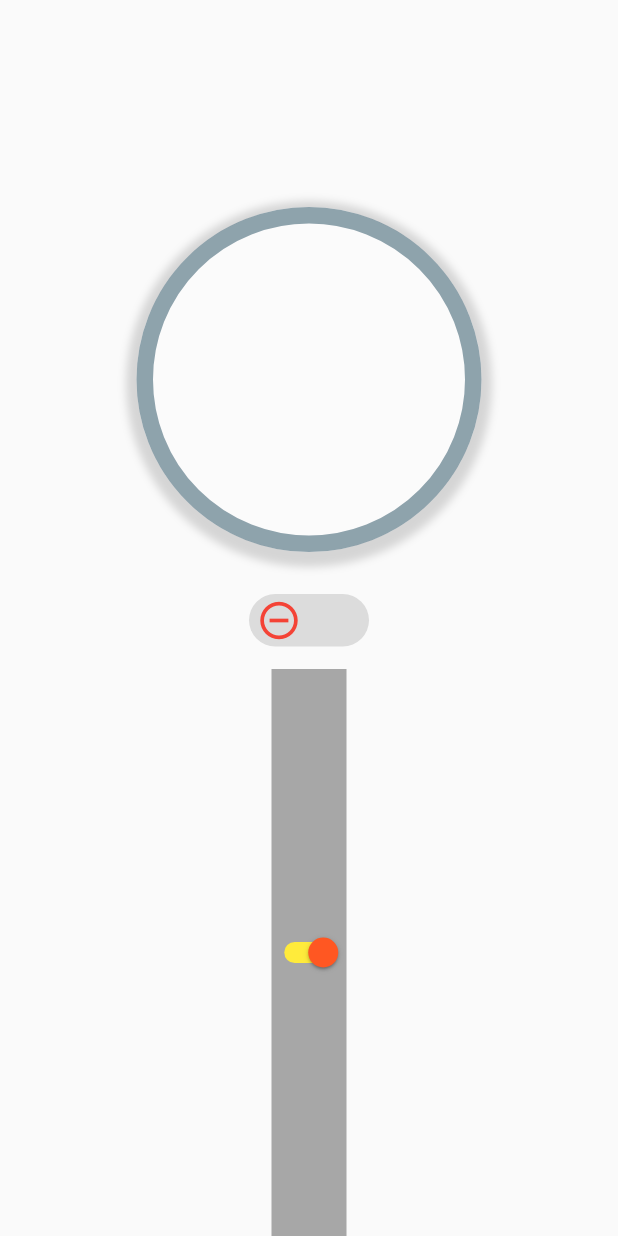
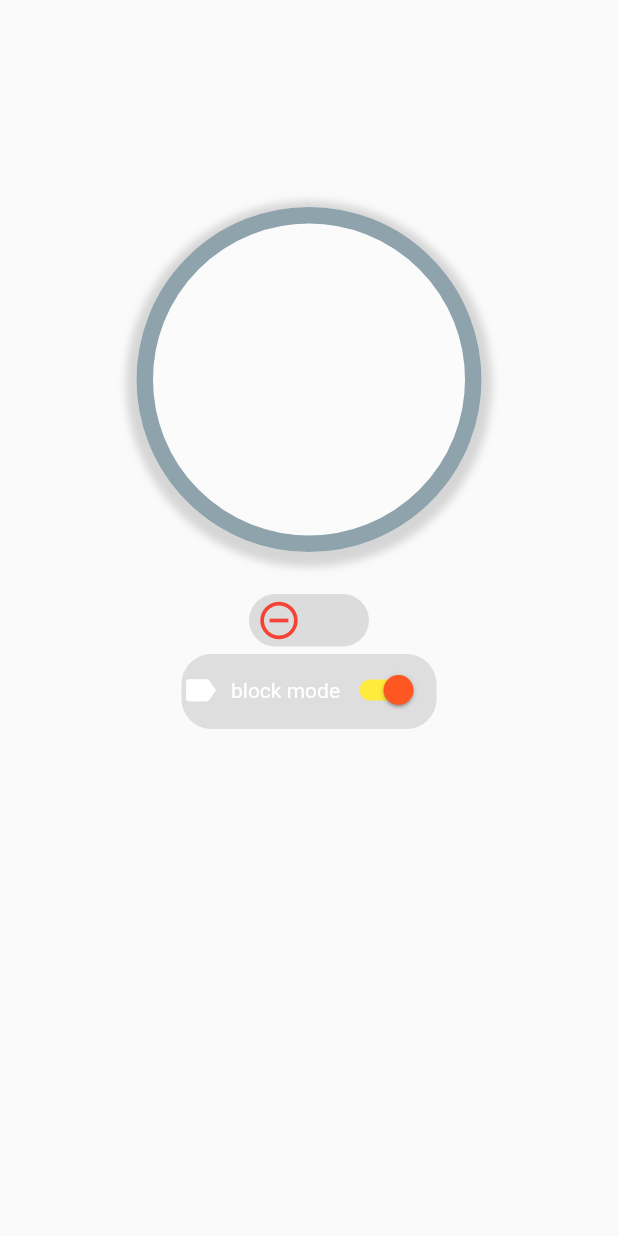
Before and after one commit to dsc-sookmyung/2021-TimmyRoom-JANSORI, a Flutter app: the screen it shows after launch, on a phone screen of 412 x 824 dp. Run offline on Flutter 3.47's test engine with Material 2 defaults, Android fonts, the phone set to English and light mode, and no system bars; our stand-ins replace toggle_switch.

Commit message:
add togglebar

```diff
--- a/timmyroom_jansori/lib/startPage.dart
+++ b/timmyroom_jansori/lib/startPage.dart
@@ -95,19 +95,28 @@ class _StartPageState extends State<StartPage> {
                       )
                   ),
                   SizedBox(height:5,),
-                  // 토글바 2
-                  SizedBox(height: 10,),
-                  // list view 그 .. 내 할일 목록이요
 
-                  Expanded(
-                    child: Container(
 
-                      height: 30,
-                      width:50,
+                  Container(
+                    height: 50,
+                    width: 170,
                     decoration: BoxDecoration(
-                        color: Colors.grey.withOpacity(0.9),
+                      color: Colors.grey.withOpacity(0.3),
+                      borderRadius: BorderRadius.all(Radius.circular(20)),
                     ),
-                      child :Switch(
+
+                    child: Column(
+                      children: <Widget>[
+                        Row(
+                          mainAxisAlignment: MainAxisAlignment.spaceBetween,
+                          children: <Widget>[
+                            Row(
+                                children: <Widget>[
+                                  Icon( Icons.label, color:Colors.white, size:25),
+                                  SizedBox(width: 8),
+                                  Text("block mode",
+                                    style: TextStyle(color:Colors.white)),
+                                  Switch(
                                     value: isOn,
                                     onChanged: (bool value) {
                                       setState(() {
@@ -118,12 +127,19 @@ class _StartPageState extends State<StartPage> {
                                     activeTrackColor: Colors.yellow,
                                     activeColor: Colors.deepOrange,
                                   ),
-                      //margin: EdgeInsets.symmetric(vertical: 10.0),
+                                ]
+                            ),
+                          ],
+                        ),
+                      ],
+                    ),
+                  ),
+
+                  SizedBox(height: 10,),
+                  // list view 그 .. 내 할일 목록이요
 
 
 
-                    ),
-                  ),
                 ],
               ),
             )
```
Lines whose indentation alone changed are shown as unchanged.
